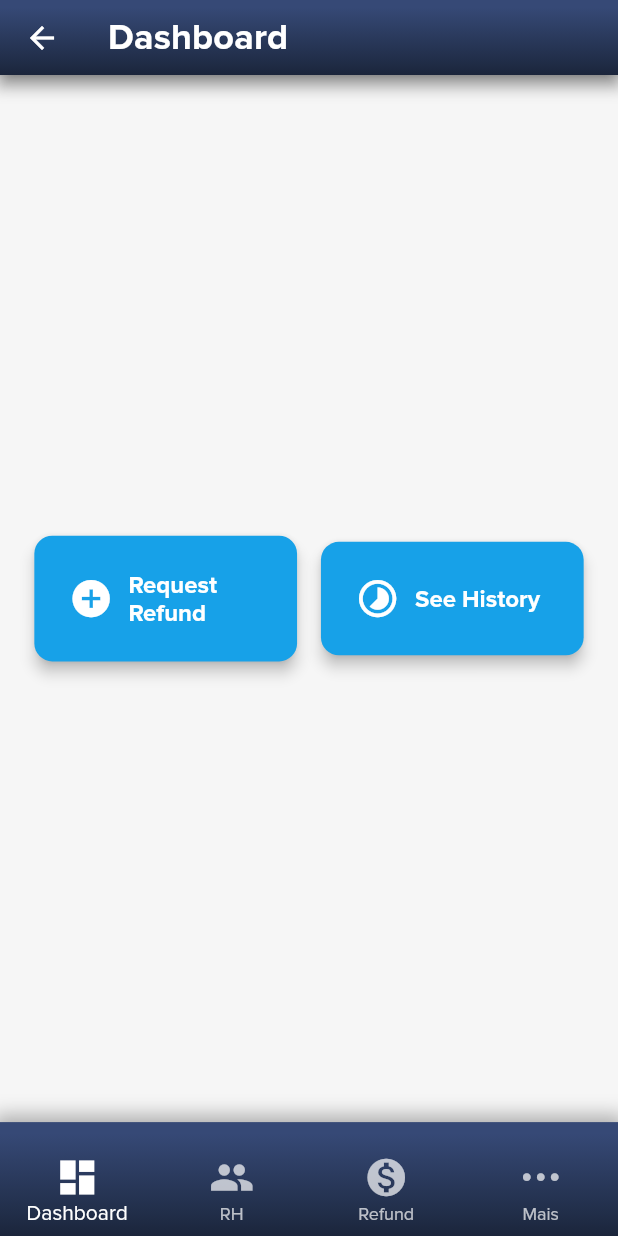
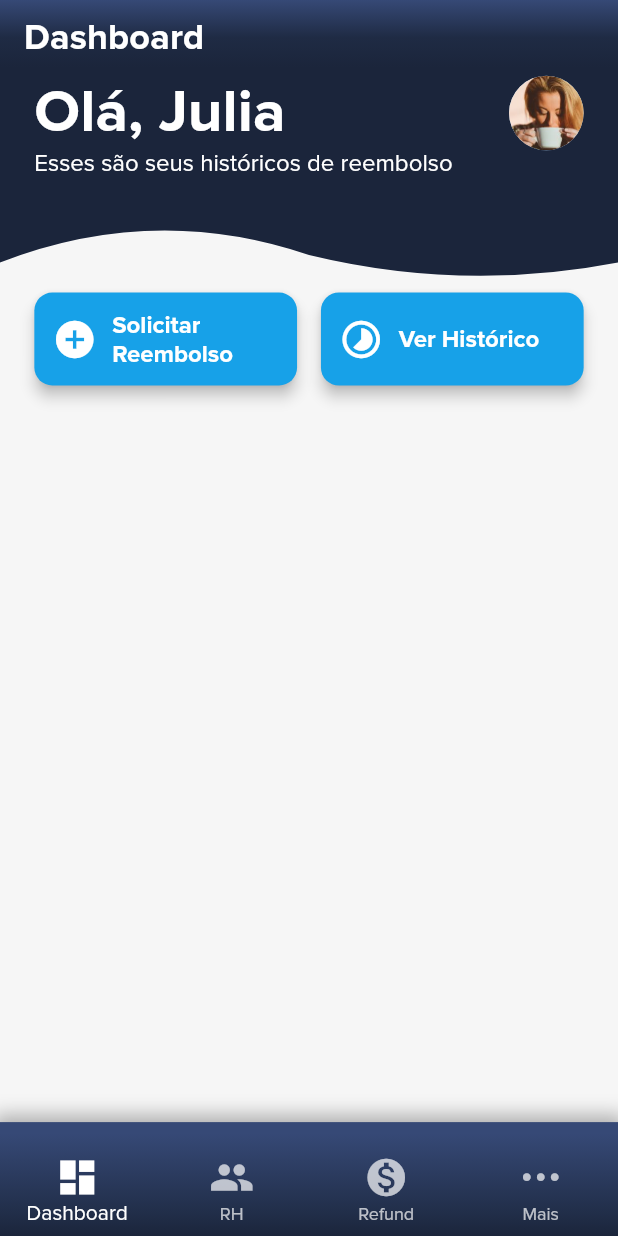
Before and after one commit to JoaoBrodt/telaJonathanSpecter, a Flutter app: the HomeScreen screen opened directly, on a phone screen of 412 x 824 dp. Run offline on Flutter 3.47's test engine with Material 2 defaults, Android fonts, the phone set to English and light mode, and no system bars; our stand-ins replace dio, equatable, flutter_bloc, google_fonts; generated files the repository leaves out were written again; statements that could not run were skipped.

Commit message:
Melhoria gerais, inicio home.

```diff
--- a/demeter_app/lib/core/export.dart
+++ b/demeter_app/lib/core/export.dart
@@ -2,5 +2,5 @@ export 'services/dio_http_service_impl.dart';
 export 'services/http_service.dart';
 export 'presentation/theme/theme_dark.dart';
 export 'presentation/theme/theme_default.dart';
-export 'routes.dart';
+export 'routes/routes.dart';
 export 'navigation/navigator_page.dart';
--- a/demeter_app/lib/core/l10n/app_en.arb
+++ b/demeter_app/lib/core/l10n/app_en.arb
@@ -1,11 +1,12 @@
 {
     "appName":  "Demeter",
     "dashboardScreen":  "Dashboard",
+    "dashboardHelloDescription": "Esses são seus históricos de reembolso.",
     "rhScreen":  "RH",
     "refundScreen":  "Refund",
     "moreScreen":  "Mais",
-    "requestRefund":"Request Refund",
-    "seeHistory":"See History",
+    "requestRefund":"Solicitar Reembolso",
+    "seeHistory":"Ver Histórico",
     "name":  "Name: ",
     "repositories": "Repositories",
     "profile":"Profile",
--- a/demeter_app/lib/core/l10n/app_pt.arb
+++ b/demeter_app/lib/core/l10n/app_pt.arb
@@ -1,6 +1,7 @@
 {
     "appName":  "Demeter",
     "dashboardScreen":  "Dashboard",
+    "dashboardHelloDescription": "Esses são seus históricos de reembolso.",
     "rhScreen":  "RH",
     "refundScreen":  "Refund",
     "moreScreen":  "Mais",
--- a/demeter_app/lib/core/navigation/navigator_page.dart
+++ b/demeter_app/lib/core/navigation/navigator_page.dart
@@ -24,9 +24,12 @@ class NavigatorPage extends StatelessWidget {
               pageBuilder: (context, animation, secondaryAnimation) {
             return routes[routeSettings.name]!(context);
           }, transitionsBuilder: (context, animation, anotherAnimation, child) {
-            return FadeTransition(
-              opacity: animation,
-              child: child,
+            return SlideTransition(
+              position: Tween<Offset>(
+                begin: const Offset(0.0, 0.5),
+                end: const Offset(0.0, 0),
+              ).animate(animation),
+              child: FadeTransition(opacity: animation, child: child),
             );
           });
         },
--- a/demeter_app/lib/core/presentation/theme/theme_default.dart
+++ b/demeter_app/lib/core/presentation/theme/theme_default.dart
@@ -12,9 +12,9 @@ final themeLight = ThemeData(
   elevatedButtonTheme: elevatedButtonTheme(),
   primaryColor: const Color(0xFF11ABEF),
   indicatorColor: const Color(0xFF364976),
+  colorScheme: const ColorScheme.light(secondary: Color(0xFF1B253B)),
   progressIndicatorTheme:
       const ProgressIndicatorThemeData(color: Color(0xFF364976)),
-  visualDensity: VisualDensity.adaptivePlatformDensity,
 );
 
 TextTheme textTheme() {
@@ -50,8 +50,13 @@ TextTheme textTheme() {
       fontWeight: FontWeight.normal,
     ),
     labelMedium: TextStyle(
+      color: Colors.white,
+      fontSize: 16,
+      fontWeight: FontWeight.bold,
+    ),
+    displayLarge: TextStyle(
       color: Color.fromRGBO(255, 255, 255, 1),
-      fontSize: 16,
+      fontSize: 40,
       fontWeight: FontWeight.bold,
     ),
   );
--- a/demeter_app/lib/core/routes.dart
+++ b/demeter_app/lib/core/routes/routes.dart
@@ -8,9 +8,8 @@ class Routes {
   static Map<String, dynamic Function(BuildContext)> get dashboard => {
         '/dashboard': (context) => const DashBoardScreen(),
         '/dashboard/example_navigation': (context) => Scaffold(
-              appBar: AppBar(
-                title: Text("Example Navigation"),
-              ),
+              appBar: const AppBarWidget(
+                  title: 'Exemplo de navegação', shadows: false),
               body: Container(
                 alignment: Alignment.center,
                 padding: const EdgeInsets.symmetric(
@@ -23,8 +22,7 @@ class Routes {
                         text: 'Voltar Dashboard',
                         icon: const Icon(Icons.keyboard_arrow_left, size: 30),
                         onPressed: () {
-                          Navigator.of(context)
-                              .pushReplacementNamed('/dashboard');
+                          Navigator.of(context).pop();
                         },
                       ),
                     ),
--- a/demeter_app/lib/features/dashboard/presentation/screen/dashboard.dart
+++ b/demeter_app/lib/features/dashboard/presentation/screen/dashboard.dart
@@ -1,5 +1,4 @@
-import 'package:demeter_design_system/adaptative_theme.dart';
-import 'package:demeter_design_system/sized_config.dart';
+import 'package:demeter_app/core/app_assets.dart';
 import 'package:flutter_gen/gen_l10n/app_localizations.dart';
 import 'package:demeter_design_system/demeter_design_system.dart';
 import 'package:flutter/material.dart';
@@ -9,18 +8,31 @@ class DashBoardScreen extends StatelessWidget {
 
   @override
   Widget build(BuildContext context) {
-    return Container(
-      height: getProportionateScreenWidth(30),
-      padding: EdgeInsets.all(
-          getProportionateScreenWidth(AdaptativeTheme.defaultSpace)),
+    return Scaffold(
+      appBar: AppBarWidget(
+          title: AppLocalizations.of(context)!.dashboardScreen, shadows: false),
+      body: SingleChildScrollView(
+        child: Column(
+          children: [
+            HelloWidget(
+              name: 'Júlia',
+              description:
+                  AppLocalizations.of(context)!.dashboardHelloDescription,
+              image: AppAssets.avatar,
+            ),
+            Container(
+              padding: EdgeInsets.symmetric(
+                  vertical: 0,
+                  horizontal: getProportionateScreenWidth(
+                      AdaptativeTheme.defaultSpace)),
               child: Row(
                 mainAxisAlignment: MainAxisAlignment.spaceBetween,
+                crossAxisAlignment: CrossAxisAlignment.center,
                 children: [
                   Flexible(
                     child: ButtonLargeLeftIconWidget(
                       text: AppLocalizations.of(context)!.requestRefund,
-              icon:
-                  Icon(Icons.add_circle, size: getProportionateScreenWidth(30)),
+                      icon: const Icon(Icons.add_circle, size: 30),
                       onPressed: () {
                         Navigator.of(context)
                             .pushNamed('/dashboard/example_navigation');
@@ -31,15 +43,21 @@ class DashBoardScreen extends StatelessWidget {
                     width: getProportionateScreenWidth(16),
                   ),
                   Flexible(
+                    child: ConstrainedBox(
+                      constraints: const BoxConstraints(minHeight: 62),
                       child: ButtonLargeLeftIconWidget(
                         text: AppLocalizations.of(context)!.seeHistory,
-              icon: Icon(Icons.timelapse_rounded,
-                  size: getProportionateScreenWidth(30)),
+                        icon: const Icon(Icons.timelapse_rounded, size: 30),
                         onPressed: () {},
+                      ),
                     ),
                   ),
                 ],
               ),
+            ),
+          ],
+        ),
+      ),
     );
   }
 }
--- a/demeter_app/lib/features/home/presentation/screen/home_screen.dart
+++ b/demeter_app/lib/features/home/presentation/screen/home_screen.dart
@@ -40,7 +40,6 @@ class _HomeScreenState extends State<HomeScreen> {
           listener: (context, state) {},
           builder: (context, state) {
             return Scaffold(
-                appBar: !kIsWeb ? AppBarWidget(title: state.title) : null,
                 drawer: kIsWeb ? const DrawerNavigator() : null,
                 body: IndexedStack(
                   index: state.screen.index,
--- a/demeter_app/lib/features/home/presentation/widgets/bottom_navigation_bar_widget.dart
+++ b/demeter_app/lib/features/home/presentation/widgets/bottom_navigation_bar_widget.dart
@@ -23,11 +23,15 @@ class BottomNavigationBarWidget extends StatelessWidget {
             spreadRadius: 5,
           )
         ],
-        gradient: const LinearGradient(
-          colors: [Color(0xFF364976), Color(0xFF212E49), Color(0xFF1B253B)],
+        gradient: LinearGradient(
+          colors: [
+            const Color(0xFF364976),
+            const Color(0xFF212E49),
+            Theme.of(context).colorScheme.secondary
+          ],
           begin: Alignment.topCenter,
           end: Alignment.bottomCenter,
-          stops: [0.1, 0.8, 1],
+          stops: const [0.1, 0.8, 1],
           tileMode: TileMode.clamp,
         ),
       ),
--- a/demeter_app/lib/features/home/presentation/widgets/drawer_navigation_widget.dart
+++ b/demeter_app/lib/features/home/presentation/widgets/drawer_navigation_widget.dart
@@ -22,11 +22,14 @@ class DrawerNavigator extends StatelessWidget {
                   spreadRadius: 5,
                 )
               ],
-              gradient: const LinearGradient(
-                colors: [Color(0xFF1b1b34), Color(0xFF2e3e66)],
+              gradient: LinearGradient(
+                colors: [
+                  Color(0xFF1b1b34),
+                  Theme.of(context).colorScheme.secondary
+                ],
                 begin: Alignment.topCenter,
                 end: Alignment.bottomCenter,
-                stops: [0.0, 1],
+                stops: const [0.0, 1],
                 tileMode: TileMode.mirror,
               ),
             ),
--- a/demeter_design_system/lib/components/app_bar/app_bar_widget.dart
+++ b/demeter_design_system/lib/components/app_bar/app_bar_widget.dart
@@ -1,30 +1,44 @@
+import 'package:demeter_design_system/demeter_design_system.dart';
 import 'package:flutter/material.dart';
 
 class AppBarWidget extends StatelessWidget implements PreferredSizeWidget {
   final String title;
   final List<Widget>? actions;
-  const AppBarWidget({Key? key, this.title = "", this.actions})
+  final bool shadows;
+  const AppBarWidget(
+      {Key? key, this.title = "", this.actions, this.shadows = true})
       : super(key: key);
 
   @override
   Widget build(BuildContext context) {
     return AppBar(
+      elevation: 0,
       title: Text(title, style: Theme.of(context).textTheme.titleSmall),
+      centerTitle: false,
       actions: actions,
+      bottomOpacity: 0,
+      shadowColor: !shadows ? Colors.transparent : null,
+      backgroundColor: Theme.of(context).colorScheme.secondary,
       flexibleSpace: Container(
         decoration: BoxDecoration(
-          boxShadow: [
+          boxShadow: !shadows
+              ? []
+              : [
                   BoxShadow(
                     color: Colors.black.withOpacity(0.3),
                     blurRadius: 10,
                     spreadRadius: 5,
                   )
                 ],
-          gradient: const LinearGradient(
-            colors: [Color(0xFF364976), Color(0xFF212E49), Color(0xFF1B253B)],
+          gradient: LinearGradient(
+            colors: [
+              const Color(0xFF364976),
+              const Color(0xFF1F2B44),
+              Theme.of(context).colorScheme.secondary
+            ],
             begin: Alignment.topCenter,
             end: Alignment.bottomCenter,
-            stops: [0.1, 0.8, 1],
+            stops: const [0.0, 0.5, 0.9],
             tileMode: TileMode.clamp,
           ),
         ),
@@ -33,5 +47,5 @@ class AppBarWidget extends StatelessWidget implements PreferredSizeWidget {
   }
 
   @override
-  Size get preferredSize => const Size(double.infinity, 50);
+  Size get preferredSize => Size(double.infinity, shadows ? 70 : 50);
 }
--- a/demeter_design_system/lib/components/app_bar/export.dart
+++ b/demeter_design_system/lib/components/app_bar/export.dart
@@ -1 +1,2 @@
 export 'app_bar_widget.dart';
+export 'hello_widget.dart';
--- /dev/null
+++ b/demeter_design_system/lib/components/app_bar/hello_widget.dart
@@ -0,0 +1,81 @@
+import 'package:demeter_design_system/demeter_design_system.dart';
+import 'package:flutter/material.dart';
+
+class HelloWidget extends StatelessWidget {
+  final String name;
+  final String description;
+  final Widget image;
+  const HelloWidget(
+      {Key? key,
+      required this.name,
+      this.description = "",
+      required this.image})
+      : super(key: key);
+
+  @override
+  Widget build(BuildContext context) {
+    return ClipPath(
+      clipper: ClipperWave(),
+      child: Container(
+          // constraints:
+          //     BoxConstraints(minHeight: getProportionateScreenHeight(145)),
+          padding: EdgeInsets.symmetric(
+              horizontal:
+                  getProportionateScreenWidth(AdaptativeTheme.defaultSpace)),
+          color: const Color(0xFF1B253B),
+          height: 145,
+          child: Row(
+            mainAxisAlignment: MainAxisAlignment.spaceBetween,
+            crossAxisAlignment: CrossAxisAlignment.start,
+            children: [
+              Flexible(
+                child: Column(
+                  crossAxisAlignment: CrossAxisAlignment.start,
+                  children: [
+                    Text(
+                      "Olá, Julia",
+                      style: Theme.of(context).textTheme.displayLarge,
+                    ),
+                    Flexible(
+                      child: Text(
+                        "Esses são seus históricos de reembolso",
+                        style: Theme.of(context)
+                            .textTheme
+                            .labelMedium
+                            ?.copyWith(fontWeight: FontWeight.normal),
+                      ),
+                    )
+                  ],
+                ),
+              ),
+              Container(
+                alignment: Alignment.topCenter,
+                width: getProportionateScreenWidth(50),
+                height: getProportionateScreenHeight(50),
+                child: CircleAvatar(
+                    maxRadius: getProportionateScreenHeight(50),
+                    child: ClipOval(child: image)),
+              ),
+            ],
+          )),
+    );
+  }
+}
+
+class ClipperWave extends CustomClipper<Path> {
+  @override
+  Path getClip(Size size) {
+    Path path = Path();
+    path.lineTo(0, size.height - 20);
+    path.quadraticBezierTo(
+        size.width / 4, size.height - 60, size.width / 2.0, size.height - 25);
+    path.quadraticBezierTo(
+        3 / 4 * size.width, size.height, size.width, size.height - 20);
+    path.lineTo(size.width, 0);
+
+    return path;
+  }
+
+  @override
+  bool shouldReclip(CustomClipper oldClipper) => false;
+}
--- a/demeter_design_system/lib/components/buttons/button_large_left_icon_widget.dart
+++ b/demeter_design_system/lib/components/buttons/button_large_left_icon_widget.dart
@@ -16,22 +16,22 @@ class ButtonLargeLeftIconWidget extends StatelessWidget {
   Widget build(BuildContext context) {
     return ElevatedButton(
       style: ElevatedButton.styleFrom(
-          padding: EdgeInsets.all(
-              getProportionateScreenWidth(AdaptativeTheme.defaultSpace))),
+          padding: EdgeInsets.all(getProportionateScreenWidth(12))),
       child: Row(
         mainAxisAlignment: MainAxisAlignment.start,
+        crossAxisAlignment: CrossAxisAlignment.center,
         children: [
           Padding(
             padding: EdgeInsets.only(right: getProportionateScreenWidth(10)),
             child: icon,
           ),
           Flexible(
-            child: Text(text,
-                overflow: TextOverflow.ellipsis,
-                maxLines: 2,
-                style: Theme.of(context).textTheme.labelMedium
-                // ?.copyWith(fontSize: getProportionateScreenWidth(16)),
-                ),
+            child: Text(
+              text,
+              overflow: TextOverflow.ellipsis,
+              maxLines: 2,
+              style: Theme.of(context).textTheme.labelMedium,
+            ),
           ),
         ],
       ),
```
Lines whose indentation alone changed are shown as unchanged.
